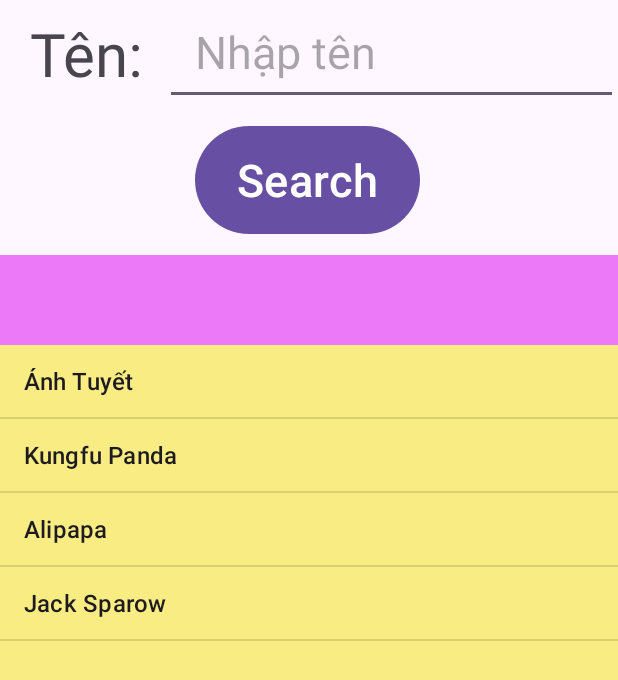
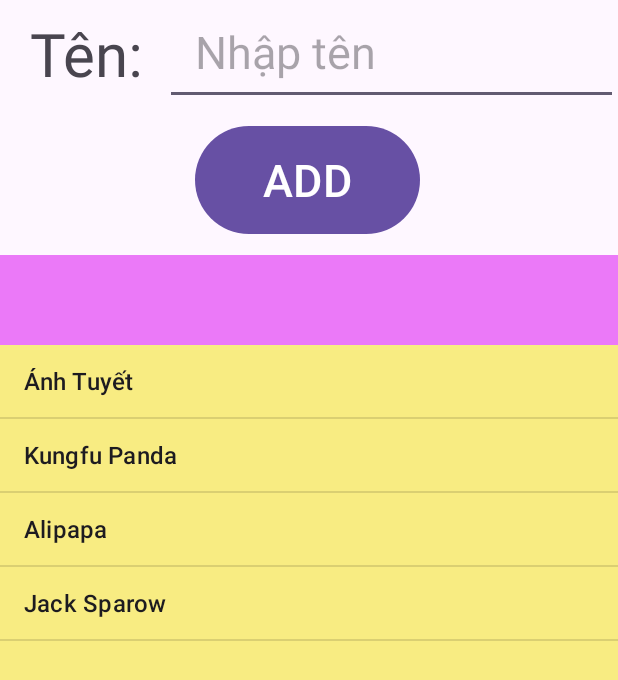
Before and after one commit to luong141102/62131058-AndroidProgramming, an Android app: the screen it shows after launch (MainActivity), on a phone screen of 412 x 824 dp. Shown: the top 680 px of the screen. Run offline under Robolectric (Android 15) with nearby library versions, the phone set to English and light mode, and no system bars.

Commit message:
ghmg
dfv

```diff
--- a/ListView_ADC/app/src/main/java/tiil/edu/listview_adc/MainActivity.java
+++ b/ListView_ADC/app/src/main/java/tiil/edu/listview_adc/MainActivity.java
@@ -42,7 +42,7 @@ public class MainActivity extends AppCompatActivity {
             }
         });
     }
-    public void ThemPhanTu(){
+    public void ThemPhanTu(View view){
         EditText edtNhapTen = findViewById(R.id.edtNhapTen);
         String tenNhap = edtNhapTen.getText().toString();
         dsTen.add(tenNhap);
--- a/ListView_ADC/app/src/main/res/layout/activity_main.xml
+++ b/ListView_ADC/app/src/main/res/layout/activity_main.xml
@@ -36,7 +36,7 @@
             android:layout_gravity="center"
             android:layout_marginLeft="130dp"
             android:onClick="ThemPhanTu"
-            android:text="Search"
+            android:text="ADD"
             android:textSize="30dp" />
     </LinearLayout>
 
```
